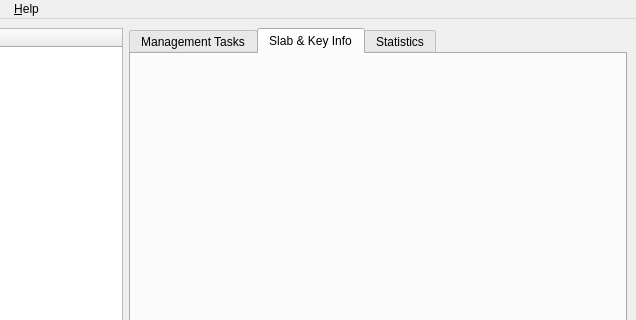
Qt form rawDialogs/MainWindow.ui (licface/memcached-manager) before a commit; both pictures show x 86 to 722 and y 0 to 320 of the 722 by 591 pixel window.
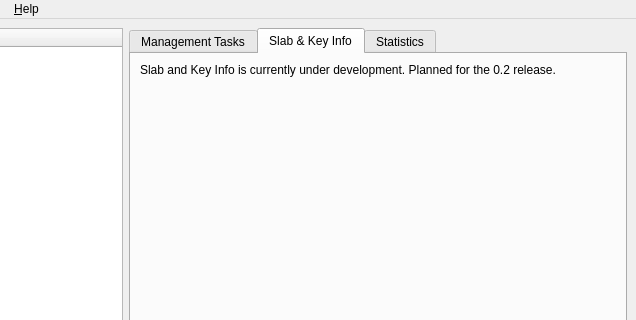
The same form after that commit. The open tabs and pages were chosen to show the change. Icons and pictures are not drawn.

Commit message: Added notice of development to Slab & Stats Tab

Patch:
```diff
--- a/rawDialogs/MainWindow.ui
+++ b/rawDialogs/MainWindow.ui
@@ -215,6 +215,28 @@
        <attribute name="toolTip">
         <string>Slabs, Keys, &amp; Values</string>
        </attribute>
+       <layout class="QVBoxLayout" name="verticalLayout_9">
+        <item>
+         <widget class="QLabel" name="label">
+          <property name="text">
+           <string>Slab and Key Info is currently under development. Planned for the 0.2 release.</string>
+          </property>
+         </widget>
+        </item>
+        <item>
+         <spacer name="verticalSpacer_2">
+          <property name="orientation">
+           <enum>Qt::Vertical</enum>
+          </property>
+          <property name="sizeHint" stdset="0">
+           <size>
+            <width>20</width>
+            <height>40</height>
+           </size>
+          </property>
+         </spacer>
+        </item>
+       </layout>
       </widget>
       <widget class="QWidget" name="Stats">
        <attribute name="title">
```
Left out of the diff: 14 changed lines with no effect on the pictures. The commit also changes 6 other files.
